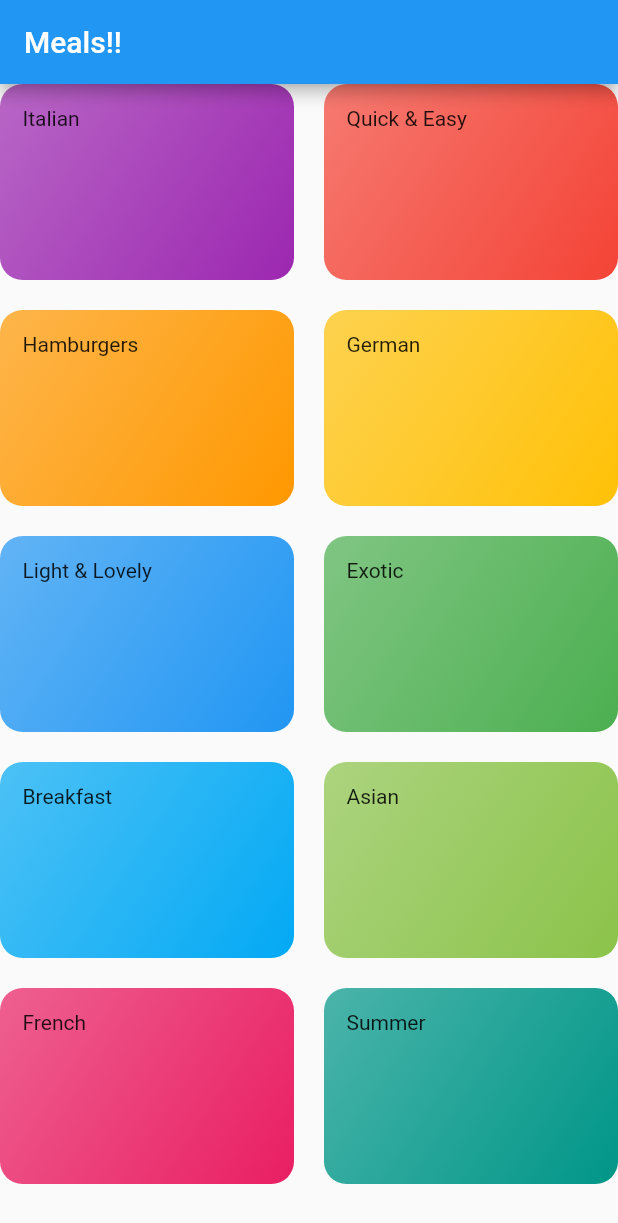
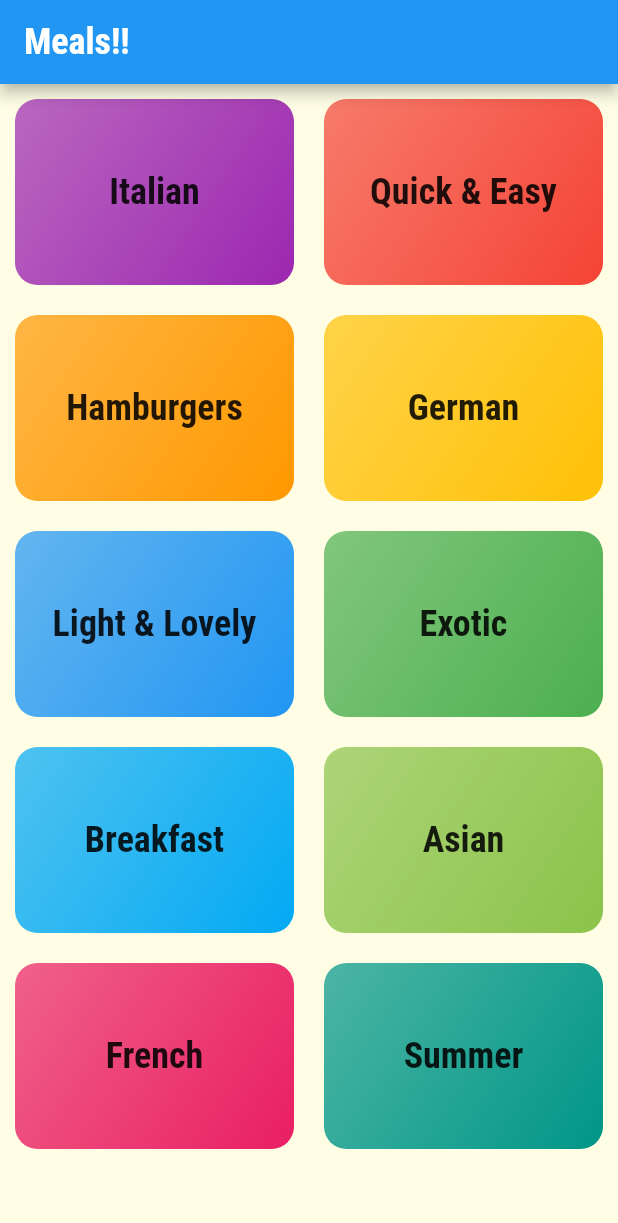
Before and after one commit to GeriGlazer/meals_recipes, a Flutter app: the screen it shows after launch, on a phone screen of 412 x 824 dp. Shown: the top 1223 px of the screen. Run offline on Flutter 3.47's test engine with Material 2 defaults, Android fonts, the phone set to English and light mode, and no system bars.

Commit message:
Fonts added to theme

```diff
--- a/lib/categories_screen.dart
+++ b/lib/categories_screen.dart
@@ -1,29 +1,50 @@
+import 'dart:io';
+
 import 'package:flutter/material.dart';
+import 'package:flutter/cupertino.dart';
+import 'package:flutter_complete_guide/models/category.dart';
 
 import './category_item.dart';
 import './categories_mock.dart';
 
 class CategoriesScreen extends StatelessWidget {
 
+  List<Widget> gridViewChildren(){
+    return CATEGORIES_MOCK.map((catData) => CategoryItem(
+        catData.title,
+        catData.color),
+    ).toList();
+  }
+
+
   @override
   Widget build(BuildContext context) {
-    return Scaffold(
+    final pageBody = SafeArea(
+      minimum: const EdgeInsets.all(10),
+        child: GridView(
+          children: gridViewChildren(),
+          gridDelegate: const SliverGridDelegateWithMaxCrossAxisExtent(
+            maxCrossAxisExtent: 200,
+            childAspectRatio:  3 / 2,
+            crossAxisSpacing: 20,
+            mainAxisSpacing: 20,
+          ),
+        ),
+    );
+    return Platform.isIOS?
+    CupertinoPageScaffold(
+      navigationBar: CupertinoNavigationBar(middle: const Text("Meals!!"),
+      trailing: Row(
+        mainAxisSize: MainAxisSize.min,
+        ),
+      ),
+      child: pageBody,
+    )
+    : Scaffold(
       appBar: AppBar(
         title: const Text('Meals!!'),
       ),
-      body: GridView(
-        children:CATEGORIES_MOCK.map((catData) => CategoryItem(
-          catData.title,
-          catData.color,
-        ),
-        ).toList(),
-        gridDelegate: SliverGridDelegateWithMaxCrossAxisExtent(
-          maxCrossAxisExtent: 200,
-          childAspectRatio:  3 / 2,
-          crossAxisSpacing: 20,
-          mainAxisSpacing: 20,
-        ),
-      ),
+      body: pageBody,
     );
   }
 }
--- a/lib/category_item.dart
+++ b/lib/category_item.dart
@@ -11,7 +11,14 @@ class CategoryItem extends StatelessWidget {
   Widget build(BuildContext context) {
     return Container(
       padding: const EdgeInsets.all(15),
-      child: Text(title),
+      child: Container(
+        alignment: Alignment.center,
+        child: Text(
+            title,
+          overflow: TextOverflow.visible,
+            textAlign: TextAlign.center,
+            style: Theme.of(context).textTheme.titleLarge,),
+      ),
       //color: backgroundColor,
       decoration: BoxDecoration(
         gradient: LinearGradient(
--- a/lib/main.dart
+++ b/lib/main.dart
@@ -9,6 +9,21 @@ class MyApp extends StatelessWidget {
     return MaterialApp(
       title: 'DeliMeals',
       theme: ThemeData(
+        canvasColor: Color.fromRGBO(255, 254, 229, 1),
+        fontFamily: 'Raleway',
+        textTheme: ThemeData.light().textTheme.copyWith(
+          bodyLarge: TextStyle(
+            color: Color.fromRGBO(20, 51, 51, 1),
+          ),
+          bodyMedium: TextStyle(
+            color: Color.fromRGBO(20, 51, 51, 1)
+          ),
+          titleLarge: TextStyle(
+            fontSize: 24,
+            fontFamily: 'RobotoCondensed',
+            fontWeight: FontWeight.bold,
+          ),
+        ),
         primarySwatch: Colors.blue,
       ),
       home: CategoriesScreen(),
```
Also changed, not shown: pubspec.yaml (+17 -11 lines), assets/fonts/Raleway-Black.ttf (added), assets/fonts/Raleway-Bold.ttf (added), assets/fonts/Raleway-Regular.ttf (added), assets/fonts/RobotoCondensed-Bold.ttf (added), assets/fonts/RobotoCondensed-Italic.ttf (added), assets/fonts/RobotoCondensed-Light.ttf (added), assets/fonts/RobotoCondensed-Regular.ttf (added), pubspec.lock.
